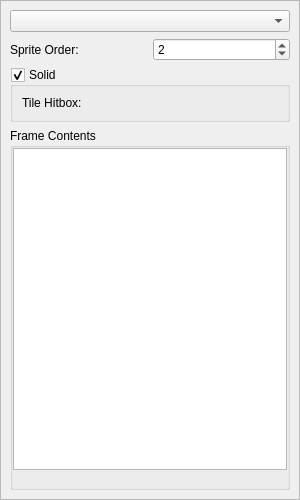
This is src/gui-qt/metasprite/metasprite/framedock.ui in undisbeliever/untech-editor as Qt 5 draws it before an edit. The edited form follows.
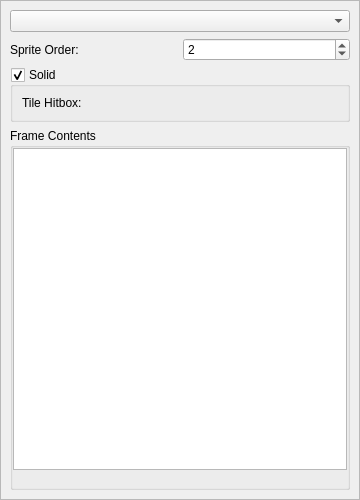
This is the edited form. Custom widgets are drawn as their Qt base class.

What changed in the file:
```diff
--- a/src/gui-qt/metasprite/metasprite/framedock.ui
+++ b/src/gui-qt/metasprite/metasprite/framedock.ui
@@ -6,7 +6,7 @@
    <rect>
     <x>0</x>
     <y>0</y>
-    <width>300</width>
+    <width>360</width>
     <height>500</height>
    </rect>
   </property>
@@ -45,14 +45,6 @@
        <bool>true</bool>
       </property>
       <widget class="QWidget" name="scrollAreaWidgetContents">
-       <property name="geometry">
-        <rect>
-         <x>0</x>
-         <y>0</y>
-         <width>298</width>
-         <height>479</height>
-        </rect>
-       </property>
        <layout class="QVBoxLayout" name="scrollAreaLayout">
         <item>
          <widget class="QComboBox" name="frameComboBox"/>
@@ -145,7 +137,7 @@
              </property>
              <property name="minimumSize">
               <size>
-               <width>0</width>
+               <width>330</width>
                <height>100</height>
               </size>
              </property>
```
